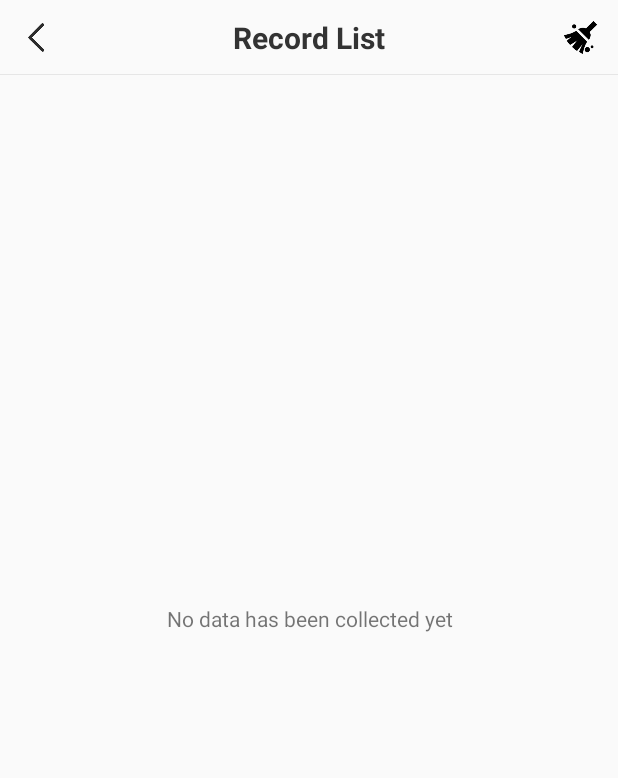
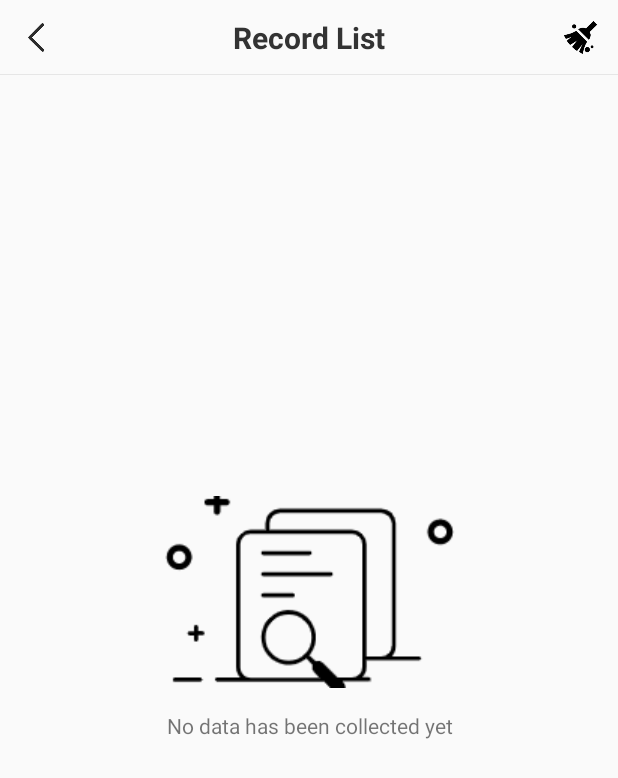
Before and after one commit to WeiLianYang/AndroidToolkit, an Android app: the ToolkitPanelActivity screen opened directly, with no data from a screen before it, after a tap on "View Record", on a phone screen of 412 x 824 dp. Shown: the top 778 px of the screen. Run offline under Robolectric (Android 15) with nearby library versions, the phone set to English and light mode, and no system bars; our stand-ins replace Room's generated code; network calls fail.

```diff
--- a/app/build.gradle
+++ b/app/build.gradle
@@ -53,7 +53,9 @@ android {
     kotlinOptions {
         jvmTarget = "1.8"
     }
-
+    buildFeatures {
+        viewBinding = true
+    }
 }
 
 dependencies {
--- a/toolkit/build.gradle
+++ b/toolkit/build.gradle
@@ -50,6 +50,10 @@ android {
             minifyEnabled false
             proguardFiles getDefaultProguardFile('proguard-android-optimize.txt'), 'proguard-rules.pro'
         }
+    }
+
+    buildFeatures {
+        viewBinding = true
     }
 
     compileOptions {
--- a/toolkit/src/main/java/com/william/toolkit/activity/RecordListActivity.kt
+++ b/toolkit/src/main/java/com/william/toolkit/activity/RecordListActivity.kt
@@ -18,16 +18,14 @@ package com.william.toolkit.activity
 
 import android.os.Bundle
 import android.view.View
-import android.widget.ImageView
-import android.widget.TextView
 import androidx.activity.viewModels
-import androidx.recyclerview.widget.RecyclerView
 import com.william.toolkit.R
 import com.william.toolkit.adapter.RecordListAdapter
 import com.william.toolkit.base.BaseActivity
 import com.william.toolkit.base.BaseAdapter
 import com.william.toolkit.base.BaseViewHolder
 import com.william.toolkit.bean.ApiRecordBean
+import com.william.toolkit.databinding.ActivityToolkitRecordListBinding
 import com.william.toolkit.util.openActivity
 import com.william.toolkit.vm.RecordListViewModel
 
@@ -40,15 +38,14 @@ class RecordListActivity : BaseActivity() {
 
     private val viewModel: RecordListViewModel by viewModels()
 
+    override val mViewBinding: ActivityToolkitRecordListBinding by bindingView()
+
     override var loadingTextResId = R.string.loading
-    private var mRecyclerView: RecyclerView? = null
+
     private var mAdapter: RecordListAdapter? = null
-    private var mEmptyView: View? = null
-//    private var mIsAtBottom: Boolean = false
 
     override fun onCreate(savedInstanceState: Bundle?) {
         super.onCreate(savedInstanceState)
-        setContentView(R.layout.activity_toolkit_record_list)
 
         initView()
 
@@ -56,40 +53,20 @@ class RecordListActivity : BaseActivity() {
     }
 
     private fun initView() {
-        val mTvTitle = findViewById<TextView>(R.id.tv_toolTitle)
-        mTvTitle.setText(R.string.tool_title_record_list)
-        findViewById<View>(R.id.iv_previous).setOnClickListener { onBackPressed() }
-        val mIvRight = findViewById<ImageView>(R.id.tv_toolRight)
-        mIvRight.setImageResource(R.drawable.toolkit_clear)
-        mIvRight.setOnClickListener {
-            viewModel.clearRecord()
+        mViewBinding.includeTitle.apply {
+            ivPrevious.setOnClickListener { onBackPressed() }
+            tvToolTitle.setText(R.string.tool_title_record_list)
+            ivToolRight.setImageResource(R.drawable.toolkit_clear)
+            ivToolRight.setOnClickListener {
+                viewModel.clearRecord()
+            }
         }
-        mRecyclerView = findViewById(R.id.tool_recyclerView)
-        mEmptyView = findViewById(R.id.tv_noData)
     }
 
     private fun initData() {
         mAdapter = RecordListAdapter(this)
-        mRecyclerView?.apply {
+        mViewBinding.recyclerView.apply {
             adapter = mAdapter
-            /*addOnScrollListener(object : RecyclerView.OnScrollListener() {
-                override fun onScrollStateChanged(recyclerView: RecyclerView, newState: Int) {
-
-                }
-
-                override fun onScrolled(recyclerView: RecyclerView, dx: Int, dy: Int) {
-                    val layoutManager = recyclerView.layoutManager as? LinearLayoutManager
-                    layoutManager?.let {
-                        mIsAtBottom =
-                            it.findLastCompletelyVisibleItemPosition() == (adapter?.itemCount
-                                ?: 0) - 1
-                        if (mIsAtBottom) {
-                            mDialog?.show()
-                            viewModel.getRecordList()
-                        }
-                    }
-                }
-            })*/
         }
         mAdapter?.apply {
             setOnItemClickListener(object :
@@ -112,18 +89,18 @@ class RecordListActivity : BaseActivity() {
                     clear()
                     notifyDataSetChanged()
                 }
-                mEmptyView?.visibility = View.VISIBLE
+                mViewBinding.tvEmptyData.visibility = View.VISIBLE
             })
 
             recordListData.observe(this@RecordListActivity, {
-                mDialog?.dismiss()
+                dismissLoading()
                 mAdapter?.apply {
                     addAll(it)
                     notifyDataSetChanged()
                 }
-                mEmptyView?.visibility = if (it.isEmpty()) View.VISIBLE else View.GONE
+                mViewBinding.tvEmptyData.visibility = if (it.isEmpty()) View.VISIBLE else View.GONE
             })
-            mDialog?.show()
+            showLoading()
             getRecordList()
         }
     }
--- a/toolkit/src/main/java/com/william/toolkit/activity/ToolkitPanelActivity.kt
+++ b/toolkit/src/main/java/com/william/toolkit/activity/ToolkitPanelActivity.kt
@@ -23,13 +23,13 @@ import android.content.pm.ActivityInfo
 import android.os.Build
 import android.os.Bundle
 import android.view.View
-import androidx.recyclerview.widget.RecyclerView
 import com.william.toolkit.R
 import com.william.toolkit.adapter.ToolkitPanelAdapter
 import com.william.toolkit.base.BaseActivity
 import com.william.toolkit.base.BaseAdapter
 import com.william.toolkit.base.BaseViewHolder
 import com.william.toolkit.bean.ToolkitPanelBean
+import com.william.toolkit.databinding.ActivityToolkitPanelBinding
 import com.william.toolkit.util.openActivity
 import java.util.*
 
@@ -42,18 +42,17 @@ class ToolkitPanelActivity : BaseActivity(), View.OnClickListener {
 
     private var mAdapter: ToolkitPanelAdapter? = null
 
+    override val mViewBinding: ActivityToolkitPanelBinding by bindingView()
+
     @SuppressLint("SourceLockedOrientationActivity")
     override fun onCreate(savedInstanceState: Bundle?) {
         super.onCreate(savedInstanceState)
-        setContentView(R.layout.activity_toolkit_panel)
         if (Build.VERSION.SDK_INT != Build.VERSION_CODES.O) {
             requestedOrientation = ActivityInfo.SCREEN_ORIENTATION_PORTRAIT
         }
-        val mSpaceTop = findViewById<View>(R.id.tool_space_top)
-        mSpaceTop.setOnClickListener(this)
-        val mRecyclerView = findViewById<RecyclerView>(R.id.tool_recyclerView)
+        mViewBinding.toolSpaceTop.setOnClickListener(this)
         mAdapter = ToolkitPanelAdapter(this)
-        mRecyclerView.adapter = mAdapter
+        mViewBinding.recyclerView.adapter = mAdapter
 
         mAdapter?.setOnItemChildClickListener(object :
             BaseAdapter.OnItemChildClickListener<ToolkitPanelBean> {
--- a/toolkit/src/main/java/com/william/toolkit/base/BaseActivity.kt
+++ b/toolkit/src/main/java/com/william/toolkit/base/BaseActivity.kt
@@ -20,8 +20,10 @@ import android.annotation.SuppressLint
 import android.app.AlertDialog
 import android.app.Dialog
 import android.os.Bundle
+import android.view.LayoutInflater
 import android.widget.TextView
 import androidx.appcompat.app.AppCompatActivity
+import androidx.viewbinding.ViewBinding
 import com.william.toolkit.R
 import com.william.toolkit.manager.ActStackManager
 
@@ -32,6 +34,8 @@ import com.william.toolkit.manager.ActStackManager
  */
 abstract class BaseActivity : AppCompatActivity() {
 
+    protected abstract val mViewBinding: ViewBinding
+
     protected var mDialog: Dialog? = null
     protected open var loadingTextResId: Int = R.string.loading
 
@@ -39,11 +43,13 @@ abstract class BaseActivity : AppCompatActivity() {
         super.onCreate(savedInstanceState)
         ActStackManager.addActivity(this)
 
+        setContentView(mViewBinding.root)
+
         createLoadingDialog()
     }
 
     override fun onDestroy() {
-        mDialog?.dismiss()
+        dismissLoading()
         ActStackManager.removeActivity(this)
         super.onDestroy()
     }
@@ -60,4 +66,18 @@ abstract class BaseActivity : AppCompatActivity() {
         }
     }
 
+    protected inline fun <reified T : ViewBinding> bindingView(): Lazy<T> =
+        lazy(LazyThreadSafetyMode.NONE) {
+            val viewBindClass = T::class.java
+            val method = viewBindClass.getDeclaredMethod("inflate", LayoutInflater::class.java)
+            return@lazy method.invoke(null, layoutInflater) as T
+        }
+
+    fun showLoading() {
+        mDialog?.show()
+    }
+
+    fun dismissLoading() {
+        mDialog?.dismiss()
+    }
 }
--- a/toolkit/src/main/res/layout/activity_toolkit_panel.xml
+++ b/toolkit/src/main/res/layout/activity_toolkit_panel.xml
@@ -43,11 +43,11 @@
         android:padding="15dp"
         android:text="@string/tool_app_name"
         android:textStyle="bold"
-        app:layout_constraintBottom_toTopOf="@+id/tool_recyclerView"
+        app:layout_constraintBottom_toTopOf="@+id/recyclerView"
         app:layout_constraintLeft_toLeftOf="parent" />
 
     <androidx.recyclerview.widget.RecyclerView
-        android:id="@+id/tool_recyclerView"
+        android:id="@+id/recyclerView"
         android:layout_width="match_parent"
         android:layout_height="wrap_content"
         android:layout_marginTop="20dp"
--- a/toolkit/src/main/res/layout/activity_toolkit_record_detail.xml
+++ b/toolkit/src/main/res/layout/activity_toolkit_record_detail.xml
@@ -20,7 +20,9 @@
     android:layout_width="match_parent"
     android:layout_height="match_parent">
 
-    <include layout="@layout/include_toolkit_title" />
+    <include
+        android:id="@+id/includeTitle"
+        layout="@layout/include_toolkit_title" />
 
     <androidx.core.widget.NestedScrollView
         android:layout_width="match_parent"
@@ -29,7 +31,7 @@
         android:layout_marginTop="10dp"
         android:layout_marginEnd="10dp"
         app:layout_constraintBottom_toBottomOf="parent"
-        app:layout_constraintTop_toBottomOf="@+id/cl_toolbar">
+        app:layout_constraintTop_toBottomOf="@+id/includeTitle">
 
         <TextView
             android:id="@+id/tv_toolContent"
--- a/toolkit/src/main/res/layout/activity_toolkit_record_list.xml
+++ b/toolkit/src/main/res/layout/activity_toolkit_record_list.xml
@@ -21,10 +21,12 @@
     android:layout_width="match_parent"
     android:layout_height="match_parent">
 
-    <include layout="@layout/include_toolkit_title" />
+    <include
+        android:id="@+id/includeTitle"
+        layout="@layout/include_toolkit_title" />
 
     <androidx.recyclerview.widget.RecyclerView
-        android:id="@+id/tool_recyclerView"
+        android:id="@+id/recyclerView"
         android:layout_width="match_parent"
         android:layout_height="0dp"
         android:clipToPadding="false"
@@ -32,16 +34,19 @@
         android:paddingBottom="10dp"
         app:layoutManager="androidx.recyclerview.widget.LinearLayoutManager"
         app:layout_constraintBottom_toBottomOf="parent"
-        app:layout_constraintTop_toBottomOf="@+id/cl_toolbar"
+        app:layout_constraintTop_toBottomOf="@+id/includeTitle"
         tools:listitem="@layout/item_toolkit_record" />
 
     <TextView
-        android:id="@+id/tv_noData"
+        android:id="@+id/tv_empty_data"
         android:layout_width="match_parent"
         android:layout_height="wrap_content"
+        android:drawableTop="@drawable/toolkit_empty_data"
+        android:drawablePadding="15dp"
         android:gravity="center"
         android:text="@string/tool_empty"
         app:layout_constraintBottom_toBottomOf="parent"
-        app:layout_constraintTop_toTopOf="parent" />
+        app:layout_constraintTop_toTopOf="parent"
+        tools:ignore="UseCompatTextViewDrawableXml" />
 
 </androidx.constraintlayout.widget.ConstraintLayout>
--- a/toolkit/src/main/res/layout/include_toolkit_title.xml
+++ b/toolkit/src/main/res/layout/include_toolkit_title.xml
@@ -51,7 +51,7 @@
         tools:text="@string/tool_title_record_list" />
 
     <ImageView
-        android:id="@+id/tv_toolRight"
+        android:id="@+id/iv_toolRight"
         android:layout_width="50dp"
         android:layout_height="50dp"
         android:padding="10dp"
```
Also changed, not shown: app/src/main/java/com/william/toolkit/demo/MainActivity.kt (+9 -6 lines), toolkit/src/main/java/com/william/toolkit/activity/RecordDetailActivity.kt (+14 -21 lines), toolkit/src/main/res/drawable/toolkit_empty_data.png (added).
